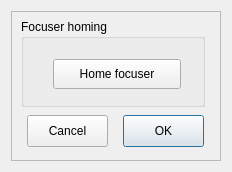
Qt form RSF.ui (rpineau/RSF) before a commit.
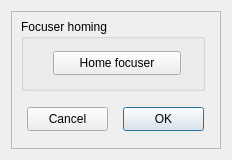
The same form after that commit. Custom widgets are drawn as their Qt base class.

```diff
--- a/RSF.ui
+++ b/RSF.ui
@@ -7,7 +7,7 @@
     <x>0</x>
     <y>0</y>
     <width>232</width>
-    <height>172</height>
+    <height>160</height>
    </rect>
   </property>
   <property name="sizePolicy">
@@ -19,13 +19,13 @@
   <property name="minimumSize">
    <size>
     <width>232</width>
-    <height>172</height>
+    <height>160</height>
    </size>
   </property>
   <property name="maximumSize">
    <size>
     <width>232</width>
-    <height>172</height>
+    <height>160</height>
    </size>
   </property>
   <property name="windowTitle">
@@ -64,7 +64,7 @@
         <x>10</x>
         <y>8</y>
         <width>184</width>
-        <height>88</height>
+        <height>72</height>
        </rect>
       </property>
       <property name="title">
@@ -74,9 +74,9 @@
        <property name="geometry">
         <rect>
          <x>32</x>
-         <y>40</y>
+         <y>32</y>
          <width>128</width>
-         <height>30</height>
+         <height>24</height>
         </rect>
        </property>
        <property name="text">
@@ -88,9 +88,9 @@
       <property name="geometry">
        <rect>
         <x>16</x>
-        <y>104</y>
+        <y>96</y>
         <width>81</width>
-        <height>32</height>
+        <height>24</height>
        </rect>
       </property>
       <property name="text">
@@ -104,9 +104,9 @@
       <property name="geometry">
        <rect>
         <x>112</x>
-        <y>104</y>
+        <y>96</y>
         <width>81</width>
-        <height>32</height>
+        <height>24</height>
        </rect>
       </property>
       <property name="text">
```
